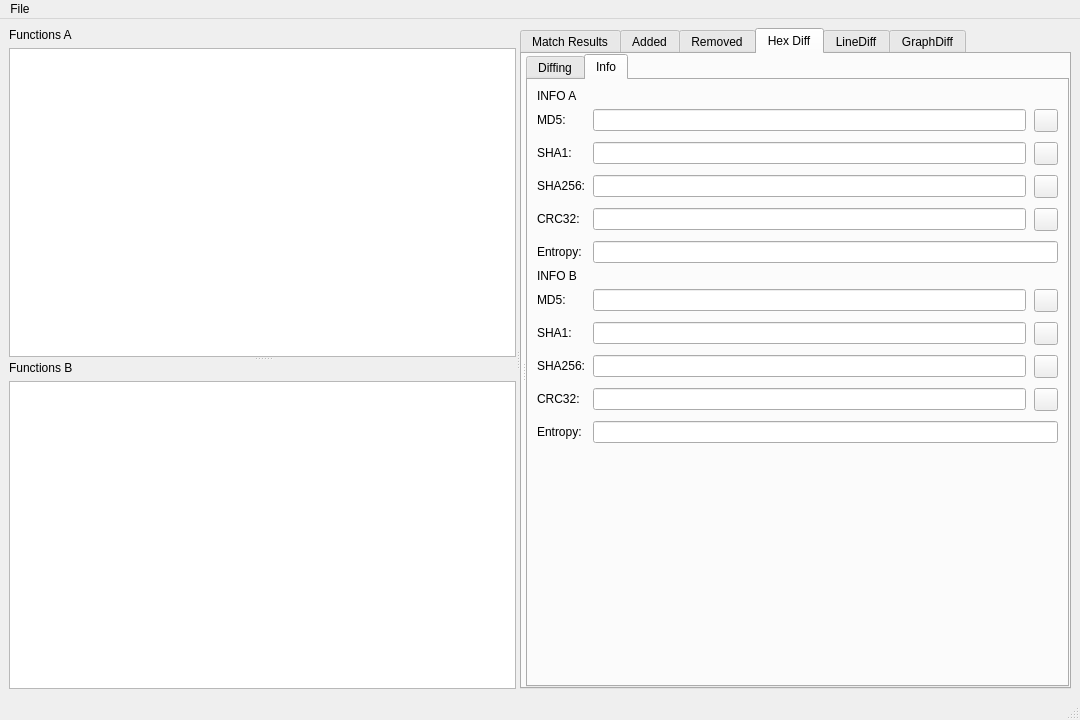
Qt form src/tools/bindiff/CutterDiffWindow.ui (rizinorg/cutter) before a commit.
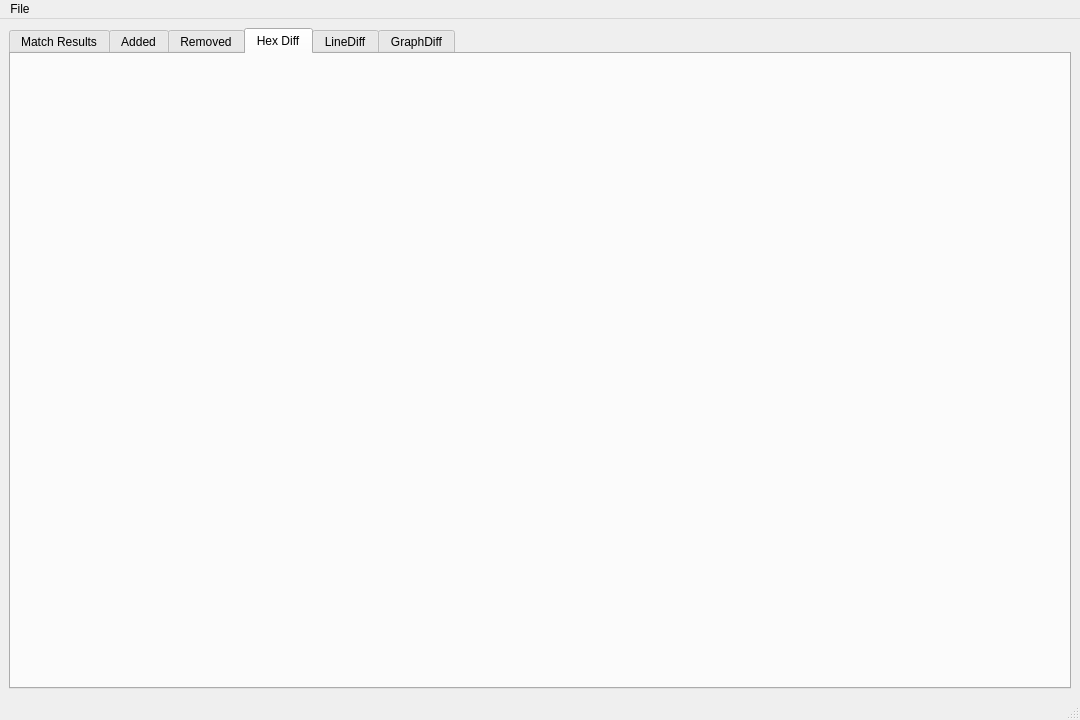
The same form after that commit. The open tabs and pages were chosen to show the change. Custom widgets are drawn as their Qt base class.

Commit message:
Hierarchial reordering of CutterDiffWindow widgets
clang-formatted

```diff
--- a/src/tools/bindiff/CutterDiffWindow.ui
+++ b/src/tools/bindiff/CutterDiffWindow.ui
@@ -41,59 +41,6 @@
       <property name="childrenCollapsible">
        <bool>false</bool>
       </property>
-      <widget class="QSplitter" name="functionsMenu">
-       <property name="sizePolicy">
-        <sizepolicy hsizetype="Preferred" vsizetype="Expanding">
-         <horstretch>0</horstretch>
-         <verstretch>0</verstretch>
-        </sizepolicy>
-       </property>
-       <property name="minimumSize">
-        <size>
-         <width>100</width>
-         <height>200</height>
-        </size>
-       </property>
-       <property name="orientation">
-        <enum>Qt::Orientation::Vertical</enum>
-       </property>
-       <widget class="QWidget" name="layoutWidget">
-        <layout class="QVBoxLayout" name="aVBox">
-         <item>
-          <widget class="QLabel" name="fcnsALabel">
-           <property name="text">
-            <string>Functions A</string>
-           </property>
-          </widget>
-         </item>
-         <item>
-          <layout class="QVBoxLayout" name="fcnsAContainer">
-           <item>
-            <widget class="CutterTreeView" name="treeViewFcnsA"/>
-           </item>
-          </layout>
-         </item>
-        </layout>
-       </widget>
-       <widget class="QWidget" name="layoutWidget">
-        <layout class="QVBoxLayout" name="bVBox">
-         <item>
-          <widget class="QLabel" name="fcnsBLabel">
-           <property name="text">
-            <string>Functions B</string>
-           </property>
-          </widget>
-         </item>
-         <item>
-          <layout class="QVBoxLayout" name="fcnsBContainer">
-           <item>
-            <widget class="CutterTreeView" name="treeViewFcnsB"/>
-           </item>
-          </layout>
-         </item>
-        </layout>
-       </widget>
-      </widget>
       <widget class="QTabWidget" name="tabWidget">
        <property name="sizePolicy">
         <sizepolicy hsizetype="Expanding" vsizetype="Expanding">
@@ -102,67 +49,25 @@
         </sizepolicy>
        </property>
        <property name="currentIndex">
-        <number>5</number>
+        <number>3</number>
        </property>
        <widget class="QWidget" name="tabMatches">
         <attribute name="title">
          <string>Match Results</string>
         </attribute>
-        <layout class="QVBoxLayout" name="verticalLayout_2">
-         <item>
-          <widget class="CutterTreeView" name="treeViewMatches">
-           <property name="indentation">
-            <number>0</number>
-           </property>
-           <property name="rootIsDecorated">
-            <bool>false</bool>
-           </property>
-           <property name="expandsOnDoubleClick">
-            <bool>false</bool>
-           </property>
-          </widget>
-         </item>
-        </layout>
+        <layout class="QVBoxLayout" name="verticalLayout_2"/>
        </widget>
        <widget class="QWidget" name="tabAdded">
         <attribute name="title">
          <string>Added</string>
         </attribute>
-        <layout class="QVBoxLayout" name="verticalLayout_3">
-         <item>
-          <widget class="CutterTreeView" name="treeViewAdded">
-           <property name="indentation">
-            <number>0</number>
-           </property>
-           <property name="rootIsDecorated">
-            <bool>false</bool>
-           </property>
-           <property name="expandsOnDoubleClick">
-            <bool>false</bool>
-           </property>
-          </widget>
-         </item>
-        </layout>
+        <layout class="QVBoxLayout" name="verticalLayout_3"/>
        </widget>
        <widget class="QWidget" name="tabRemoved">
         <attribute name="title">
          <string>Removed</string>
         </attribute>
-        <layout class="QVBoxLayout" name="verticalLayout_4">
-         <item>
-          <widget class="CutterTreeView" name="treeViewRemoved">
-           <property name="indentation">
-            <number>0</number>
-           </property>
-           <property name="rootIsDecorated">
-            <bool>false</bool>
-           </property>
-           <property name="expandsOnDoubleClick">
-            <bool>false</bool>
-           </property>
-          </widget>
-         </item>
-        </layout>
+        <layout class="QVBoxLayout" name="verticalLayout_4"/>
        </widget>
        <widget class="QWidget" name="tabHexDiff">
         <attribute name="title">
@@ -192,579 +97,6 @@
            <widget class="QWidget" name="horizontalLayoutWidget">
             <layout class="QHBoxLayout" name="hexDiffContainer"/>
            </widget>
-           <widget class="QWidget" name="verticalLayoutWidget">
-            <layout class="QVBoxLayout" name="parseMenuContainer">
-             <property name="spacing">
-              <number>0</number>
-             </property>
-             <item>
-              <widget class="QTabWidget" name="tabParsing">
-               <property name="sizePolicy">
-                <sizepolicy hsizetype="Minimum" vsizetype="Expanding">
-                 <horstretch>0</horstretch>
-                 <verstretch>0</verstretch>
-                </sizepolicy>
-               </property>
-               <property name="currentIndex">
-                <number>1</number>
-               </property>
-               <widget class="QWidget" name="tabDiffOptions">
-                <attribute name="title">
-                 <string>Diffing</string>
-                </attribute>
-                <layout class="QVBoxLayout" name="verticalLayout_6">
-                 <item>
-                  <widget class="QLabel" name="labelShift">
-                   <property name="text">
-                    <string>Shift</string>
-                   </property>
-                  </widget>
-                 </item>
-                 <item>
-                  <layout class="QHBoxLayout" name="horizontalLayout_3">
-                   <item>
-                    <layout class="QVBoxLayout" name="vBoxShiftA">
-                     <item>
-                      <widget class="QLabel" name="label">
-                       <property name="text">
-                        <string>File A</string>
-                       </property>
-                      </widget>
-                     </item>
-                     <item>
-                      <widget class="QPushButton" name="shiftUpA">
-                       <property name="text">
-                        <string>▲</string>
-                       </property>
-                      </widget>
-                     </item>
-                     <item>
-                      <widget class="QPushButton" name="shiftDownA">
-                       <property name="text">
-                        <string>▼</string>
-                       </property>
-                      </widget>
-                     </item>
-                    </layout>
-                   </item>
-                   <item>
-                    <layout class="QVBoxLayout" name="vBoxShiftB">
-                     <item>
-                      <widget class="QLabel" name="label_2">
-                       <property name="text">
-                        <string>FileB</string>
-                       </property>
-                      </widget>
-                     </item>
-                     <item>
-                      <widget class="QPushButton" name="shiftUpB">
-                       <property name="text">
-                        <string>▲</string>
-                       </property>
-                      </widget>
-                     </item>
-                     <item>
-                      <widget class="QPushButton" name="shiftDownB">
-                       <property name="text">
-                        <string>▼</string>
-                       </property>
-                      </widget>
-                     </item>
-                    </layout>
-                   </item>
-                  </layout>
-                 </item>
-                 <item>
-                  <spacer name="verticalSpacer">
-                   <property name="orientation">
-                    <enum>Qt::Orientation::Vertical</enum>
-                   </property>
-                   <property name="sizeHint" stdset="0">
-                    <size>
-                     <width>20</width>
-                     <height>174</height>
-                    </size>
-                   </property>
-                  </spacer>
-                 </item>
-                </layout>
-               </widget>
-               <widget class="QWidget" name="tablnfo">
-                <attribute name="title">
-                 <string>Info</string>
-                </attribute>
-                <layout class="QVBoxLayout" name="verticalLayout_5">
-                 <item>
-                  <widget class="QLabel" name="labelInfoB">
-                   <property name="text">
-                    <string>INFO A</string>
-                   </property>
-                  </widget>
-                 </item>
-                 <item>
-                  <layout class="QGridLayout" name="gridLayout" columnstretch="0,0,0">
-                   <property name="sizeConstraint">
-                    <enum>QLayout::SizeConstraint::SetDefaultConstraint</enum>
-                   </property>
-                   <property name="rightMargin">
-                    <number>0</number>
-                   </property>
-                   <property name="horizontalSpacing">
-                    <number>8</number>
-                   </property>
-                   <property name="verticalSpacing">
-                    <number>10</number>
-                   </property>
-                   <item row="3" column="0">
-                    <widget class="QLabel" name="labelSHA256A">
-                     <property name="sizePolicy">
-                      <sizepolicy hsizetype="Fixed" vsizetype="Fixed">
-                       <horstretch>0</horstretch>
-                       <verstretch>0</verstretch>
-                      </sizepolicy>
-                     </property>
-                     <property name="midLineWidth">
-                      <number>4</number>
-                     </property>
-                     <property name="text">
-                      <string>SHA256:</string>
-                     </property>
-                    </widget>
-                   </item>
-                   <item row="1" column="1">
-                    <widget class="QLineEdit" name="bytesMD5A">
-                     <property name="sizePolicy">
-                      <sizepolicy hsizetype="Expanding" vsizetype="Fixed">
-                       <horstretch>0</horstretch>
-                       <verstretch>0</verstretch>
-                      </sizepolicy>
-                     </property>
-                     <property name="frame">
-                      <bool>true</bool>
-                     </property>
-                     <property name="alignment">
-                      <set>Qt::AlignmentFlag::AlignJustify|Qt::AlignmentFlag::AlignVCenter</set>
-                     </property>
-                     <property name="readOnly">
-                      <bool>true</bool>
-                     </property>
-                    </widget>
-                   </item>
-                   <item row="2" column="0">
-                    <widget class="QLabel" name="labelSHA1A">
-                     <property name="sizePolicy">
-                      <sizepolicy hsizetype="Fixed" vsizetype="Fixed">
-                       <horstretch>0</horstretch>
-                       <verstretch>0</verstretch>
-                      </sizepolicy>
-                     </property>
-                     <property name="text">
-                      <string>SHA1:</string>
-                     </property>
-                    </widget>
-                   </item>
-                   <item row="3" column="2" alignment="Qt::AlignmentFlag::AlignRight">
-                    <widget class="QToolButton" name="copySHA256A">
-                     <property name="toolTip">
-                      <string>Copy SHA256</string>
-                     </property>
-                     <property name="layoutDirection">
-                      <enum>Qt::LayoutDirection::RightToLeft</enum>
-                     </property>
-                     <property name="text">
-                      <string notr="true"/>
-                     </property>
-                    </widget>
-                   </item>
-                   <item row="2" column="2">
-                    <widget class="QToolButton" name="copySHA1A">
-                     <property name="toolTip">
-                      <string>Copy SHA1</string>
-                     </property>
-                     <property name="layoutDirection">
-                      <enum>Qt::LayoutDirection::RightToLeft</enum>
-                     </property>
-                     <property name="text">
-                      <string notr="true"/>
-                     </property>
-                    </widget>
-                   </item>
-                   <item row="4" column="1">
-                    <widget class="QLineEdit" name="bytesCRC32A">
-                     <property name="frame">
-                      <bool>true</bool>
-                     </property>
-                     <property name="alignment">
-                      <set>Qt::AlignmentFlag::AlignJustify|Qt::AlignmentFlag::AlignVCenter</set>
-                     </property>
-                     <property name="readOnly">
-                      <bool>true</bool>
-                     </property>
-                    </widget>
-                   </item>
-                   <item row="4" column="2" alignment="Qt::AlignmentFlag::AlignRight">
-                    <widget class="QToolButton" name="copyCRC32A">
-                     <property name="toolTip">
-                      <string>Copy CRC32</string>
-                     </property>
-                     <property name="layoutDirection">
-                      <enum>Qt::LayoutDirection::RightToLeft</enum>
-                     </property>
-                     <property name="text">
-                      <string notr="true"/>
-                     </property>
-                    </widget>
-                   </item>
-                   <item row="5" column="1" colspan="2">
-                    <widget class="QLineEdit" name="bytesEntropyA">
-                     <property name="sizePolicy">
-                      <sizepolicy hsizetype="Expanding" vsizetype="Fixed">
-                       <horstretch>0</horstretch>
-                       <verstretch>0</verstretch>
-                      </sizepolicy>
-                     </property>
-                     <property name="frame">
-                      <bool>true</bool>
-                     </property>
-                     <property name="alignment">
-                      <set>Qt::AlignmentFlag::AlignJustify|Qt::AlignmentFlag::AlignVCenter</set>
-                     </property>
-                     <property name="readOnly">
-                      <bool>true</bool>
-                     </property>
-                    </widget>
-                   </item>
-                   <item row="5" column="0" alignment="Qt::AlignmentFlag::AlignLeft">
-                    <widget class="QLabel" name="labelEntropyA">
-                     <property name="sizePolicy">
-                      <sizepolicy hsizetype="Fixed" vsizetype="Fixed">
-                       <horstretch>0</horstretch>
-                       <verstretch>0</verstretch>
-                      </sizepolicy>
-                     </property>
-                     <property name="text">
-                      <string>Entropy:</string>
-                     </property>
-                    </widget>
-                   </item>
-                   <item row="2" column="1">
-                    <widget class="QLineEdit" name="bytesSHA1A">
-                     <property name="sizePolicy">
-                      <sizepolicy hsizetype="Expanding" vsizetype="Fixed">
-                       <horstretch>0</horstretch>
-                       <verstretch>0</verstretch>
-                      </sizepolicy>
-                     </property>
-                     <property name="frame">
-                      <bool>true</bool>
-                     </property>
-                     <property name="alignment">
-                      <set>Qt::AlignmentFlag::AlignJustify|Qt::AlignmentFlag::AlignVCenter</set>
-                     </property>
-                     <property name="readOnly">
-                      <bool>true</bool>
-                     </property>
-                    </widget>
-                   </item>
-                   <item row="1" column="0">
-                    <widget class="QLabel" name="labelMD5A">
-                     <property name="sizePolicy">
-                      <sizepolicy hsizetype="Fixed" vsizetype="Fixed">
-                       <horstretch>0</horstretch>
-                       <verstretch>0</verstretch>
-                      </sizepolicy>
-                     </property>
-                     <property name="text">
-                      <string>MD5:</string>
-                     </property>
-                    </widget>
-                   </item>
-                   <item row="4" column="0">
-                    <widget class="QLabel" name="labelCRC32A">
-                     <property name="sizePolicy">
-                      <sizepolicy hsizetype="Fixed" vsizetype="Fixed">
-                       <horstretch>0</horstretch>
-                       <verstretch>0</verstretch>
-                      </sizepolicy>
-                     </property>
-                     <property name="text">
-                      <string>CRC32:</string>
-                     </property>
-                    </widget>
-                   </item>
-                   <item row="1" column="2">
-                    <widget class="QToolButton" name="copyMD5A">
-                     <property name="toolTip">
-                      <string>Copy MD5</string>
-                     </property>
-                     <property name="layoutDirection">
-                      <enum>Qt::LayoutDirection::RightToLeft</enum>
-                     </property>
-                     <property name="text">
-                      <string notr="true"/>
-                     </property>
-                    </widget>
-                   </item>
-                   <item row="3" column="1">
-                    <widget class="QLineEdit" name="bytesSHA256A">
-                     <property name="frame">
-                      <bool>true</bool>
-                     </property>
-                     <property name="alignment">
-                      <set>Qt::AlignmentFlag::AlignJustify|Qt::AlignmentFlag::AlignVCenter</set>
-                     </property>
-                     <property name="readOnly">
-                      <bool>true</bool>
-                     </property>
-                    </widget>
-                   </item>
-                  </layout>
-                 </item>
-                 <item>
-                  <widget class="QLabel" name="labelInfoA">
-                   <property name="text">
-                    <string>INFO B</string>
-                   </property>
-                  </widget>
-                 </item>
-                 <item>
-                  <layout class="QGridLayout" name="gridLayoutB" columnstretch="0,0,0">
-                   <property name="sizeConstraint">
-                    <enum>QLayout::SizeConstraint::SetDefaultConstraint</enum>
-                   </property>
-                   <property name="rightMargin">
-                    <number>0</number>
-                   </property>
-                   <property name="horizontalSpacing">
-                    <number>8</number>
-                   </property>
-                   <property name="verticalSpacing">
-                    <number>10</number>
-                   </property>
-                   <item row="3" column="0">
-                    <widget class="QLabel" name="labelSHA256B">
-                     <property name="sizePolicy">
-                      <sizepolicy hsizetype="Fixed" vsizetype="Fixed">
-                       <horstretch>0</horstretch>
-                       <verstretch>0</verstretch>
-                      </sizepolicy>
-                     </property>
-                     <property name="midLineWidth">
-                      <number>4</number>
-                     </property>
-                     <property name="text">
-                      <string>SHA256:</string>
-                     </property>
-                    </widget>
-                   </item>
-                   <item row="1" column="1">
-                    <widget class="QLineEdit" name="bytesMD5B">
-                     <property name="sizePolicy">
-                      <sizepolicy hsizetype="Expanding" vsizetype="Fixed">
-                       <horstretch>0</horstretch>
-                       <verstretch>0</verstretch>
-                      </sizepolicy>
-                     </property>
-                     <property name="frame">
-                      <bool>true</bool>
-                     </property>
-                     <property name="alignment">
-                      <set>Qt::AlignmentFlag::AlignJustify|Qt::AlignmentFlag::AlignVCenter</set>
-                     </property>
-                     <property name="readOnly">
-                      <bool>true</bool>
-                     </property>
-                    </widget>
-                   </item>
-                   <item row="2" column="0">
-                    <widget class="QLabel" name="labelSHA1B">
-                     <property name="sizePolicy">
-                      <sizepolicy hsizetype="Fixed" vsizetype="Fixed">
-                       <horstretch>0</horstretch>
-                       <verstretch>0</verstretch>
-                      </sizepolicy>
-                     </property>
-                     <property name="text">
-                      <string>SHA1:</string>
-                     </property>
-                    </widget>
-                   </item>
-                   <item row="3" column="2" alignment="Qt::AlignmentFlag::AlignRight">
-                    <widget class="QToolButton" name="copySHA256B">
-                     <property name="toolTip">
-                      <string>Copy SHA256</string>
-                     </property>
-                     <property name="layoutDirection">
-                      <enum>Qt::LayoutDirection::RightToLeft</enum>
-                     </property>
-                     <property name="text">
-                      <string notr="true"/>
-                     </property>
-                    </widget>
-                   </item>
-                   <item row="2" column="2">
-                    <widget class="QToolButton" name="copySHA1B">
-                     <property name="toolTip">
-                      <string>Copy SHA1</string>
-                     </property>
-                     <property name="layoutDirection">
-                      <enum>Qt::LayoutDirection::RightToLeft</enum>
-                     </property>
-                     <property name="text">
-                      <string notr="true"/>
-                     </property>
-                    </widget>
-                   </item>
-                   <item row="4" column="1">
-                    <widget class="QLineEdit" name="bytesCRC32B">
-                     <property name="frame">
-                      <bool>true</bool>
-                     </property>
-                     <property name="alignment">
-                      <set>Qt::AlignmentFlag::AlignJustify|Qt::AlignmentFlag::AlignVCenter</set>
-                     </property>
-                     <property name="readOnly">
-                      <bool>true</bool>
-                     </property>
-                    </widget>
-                   </item>
-                   <item row="4" column="2" alignment="Qt::AlignmentFlag::AlignRight">
-                    <widget class="QToolButton" name="copyCRC32B">
-                     <property name="toolTip">
-                      <string>Copy CRC32</string>
-                     </property>
-                     <property name="layoutDirection">
-                      <enum>Qt::LayoutDirection::RightToLeft</enum>
-                     </property>
-                     <property name="text">
-                      <string notr="true"/>
-                     </property>
-                    </widget>
-                   </item>
-                   <item row="5" column="1" colspan="2">
-                    <widget class="QLineEdit" name="bytesEntropyB">
-                     <property name="sizePolicy">
-                      <sizepolicy hsizetype="Expanding" vsizetype="Fixed">
-                       <horstretch>0</horstretch>
-                       <verstretch>0</verstretch>
-                      </sizepolicy>
-                     </property>
-                     <property name="frame">
-                      <bool>true</bool>
-                     </property>
-                     <property name="alignment">
-                      <set>Qt::AlignmentFlag::AlignJustify|Qt::AlignmentFlag::AlignVCenter</set>
-                     </property>
-                     <property name="readOnly">
-                      <bool>true</bool>
-                     </property>
-                    </widget>
-                   </item>
-                   <item row="5" column="0" alignment="Qt::AlignmentFlag::AlignLeft">
-                    <widget class="QLabel" name="labelEntropyB">
-                     <property name="sizePolicy">
-                      <sizepolicy hsizetype="Fixed" vsizetype="Fixed">
-                       <horstretch>0</horstretch>
-                       <verstretch>0</verstretch>
-                      </sizepolicy>
-                     </property>
-                     <property name="text">
-                      <string>Entropy:</string>
-                     </property>
-                    </widget>
-                   </item>
-                   <item row="2" column="1">
-                    <widget class="QLineEdit" name="bytesSHA1B">
-                     <property name="sizePolicy">
-                      <sizepolicy hsizetype="Expanding" vsizetype="Fixed">
-                       <horstretch>0</horstretch>
-                       <verstretch>0</verstretch>
-                      </sizepolicy>
-                     </property>
-                     <property name="frame">
-                      <bool>true</bool>
-                     </property>
-                     <property name="alignment">
-                      <set>Qt::AlignmentFlag::AlignJustify|Qt::AlignmentFlag::AlignVCenter</set>
-                     </property>
-                     <property name="readOnly">
-                      <bool>true</bool>
-                     </property>
-                    </widget>
-                   </item>
-                   <item row="1" column="0">
-                    <widget class="QLabel" name="labelMD5B">
-                     <property name="sizePolicy">
-                      <sizepolicy hsizetype="Fixed" vsizetype="Fixed">
-                       <horstretch>0</horstretch>
-                       <verstretch>0</verstretch>
-                      </sizepolicy>
-                     </property>
-                     <property name="text">
-                      <string>MD5:</string>
-                     </property>
-                    </widget>
-                   </item>
-                   <item row="4" column="0">
-                    <widget class="QLabel" name="labelCRC32B">
-                     <property name="sizePolicy">
-                      <sizepolicy hsizetype="Fixed" vsizetype="Fixed">
-                       <horstretch>0</horstretch>
-                       <verstretch>0</verstretch>
-                      </sizepolicy>
-                     </property>
-                     <property name="text">
-                      <string>CRC32:</string>
-                     </property>
-                    </widget>
-                   </item>
-                   <item row="1" column="2">
-                    <widget class="QToolButton" name="copyMD5B">
-                     <property name="toolTip">
-                      <string>Copy MD5</string>
-                     </property>
-                     <property name="layoutDirection">
-                      <enum>Qt::LayoutDirection::RightToLeft</enum>
-                     </property>
-                     <property name="text">
-                      <string notr="true"/>
-                     </property>
-                    </widget>
-                   </item>
-                   <item row="3" column="1">
-                    <widget class="QLineEdit" name="bytesSHA256B">
-                     <property name="frame">
-                      <bool>true</bool>
-                     </property>
-                     <property name="alignment">
-                      <set>Qt::AlignmentFlag::AlignJustify|Qt::AlignmentFlag::AlignVCenter</set>
-                     </property>
-                     <property name="readOnly">
-                      <bool>true</bool>
-                     </property>
-                    </widget>
-                   </item>
-                  </layout>
-                 </item>
-                 <item>
-                  <spacer name="verticalSpacer_2">
-                   <property name="orientation">
-                    <enum>Qt::Orientation::Vertical</enum>
-                   </property>
-                   <property name="sizeHint" stdset="0">
-                    <size>
-                     <width>20</width>
-                     <height>40</height>
-                    </size>
-                   </property>
-                  </spacer>
-                 </item>
-                </layout>
-               </widget>
-              </widget>
-             </item>
-            </layout>
-           </widget>
           </widget>
          </item>
         </layout>
@@ -839,14 +171,6 @@
    </property>
   </action>
  </widget>
- <customwidgets>
-  <customwidget>
-   <class>CutterTreeView</class>
-   <extends>QTreeView</extends>
-   <header>widgets/CutterTreeView.h</header>
-   <container>1</container>
-  </customwidget>
- </customwidgets>
  <resources/>
  <connections/>
 </ui>
```
The commit also changes 28 other files.
